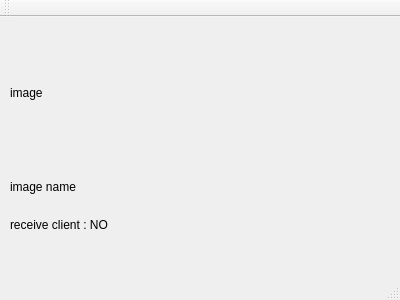
Old version of the form Server/mainwindow.ui in the repository monsty/licenserecognizer.
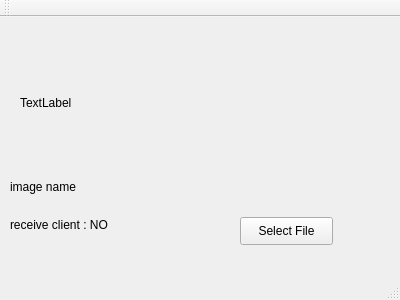
New version of the form.

Commit message: add some functionnality in server gui

Diff of the .ui file:
```diff
--- a/Server/mainwindow.ui
+++ b/Server/mainwindow.ui
@@ -14,19 +14,6 @@
    <string>MainWindow</string>
   </property>
   <widget class="QWidget" name="centralWidget">
-   <widget class="QLabel" name="label">
-    <property name="geometry">
-     <rect>
-      <x>10</x>
-      <y>10</y>
-      <width>321</width>
-      <height>131</height>
-     </rect>
-    </property>
-    <property name="text">
-     <string>image</string>
-    </property>
-   </widget>
    <widget class="QLabel" name="label_2">
     <property name="geometry">
      <rect>
@@ -53,6 +40,35 @@
      <string>image name</string>
     </property>
    </widget>
+   <widget class="QPushButton" name="pushButton">
+    <property name="geometry">
+     <rect>
+      <x>240</x>
+      <y>200</y>
+      <width>93</width>
+      <height>28</height>
+     </rect>
+    </property>
+    <property name="text">
+     <string>Select File</string>
+    </property>
+   </widget>
+   <widget class="QLabel" name="label">
+    <property name="geometry">
+     <rect>
+      <x>20</x>
+      <y>30</y>
+      <width>341</width>
+      <height>111</height>
+     </rect>
+    </property>
+    <property name="text">
+     <string>TextLabel</string>
+    </property>
+    <property name="scaledContents">
+     <bool>true</bool>
+    </property>
+   </widget>
   </widget>
   <widget class="QMenuBar" name="menuBar">
    <property name="geometry">
```
The commit also changes 2 other files.
